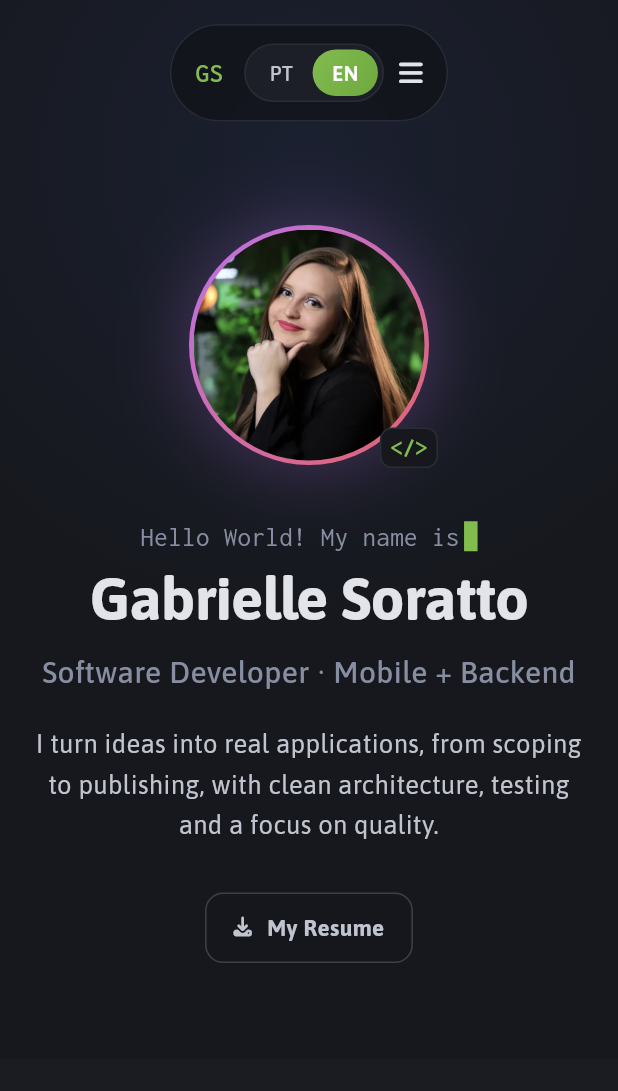
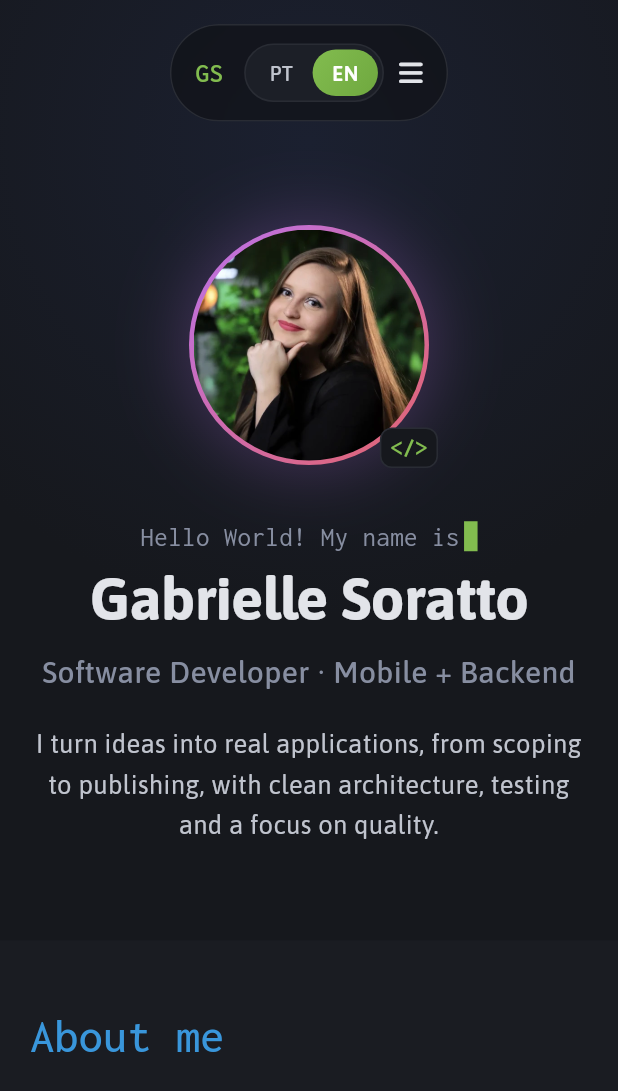
Before and after one commit to GabGFS/portifolio-profissional, a Flutter app: the screen it shows after launch, after a tap on "EN", on a phone screen of 412 x 824 dp. Shown: the top 1091 px of the screen. Run offline on Flutter 3.47's test engine with Material 3 defaults, Android fonts, the phone set to English and light mode, and no system bars; our stand-ins replace flutter_svg, font_awesome_flutter, get, video_player; accounts and stored records are empty.

Commit message:
refactor: cabecalhos enxutos, nova ordem das secoes e curriculo atualizado
SECOES
- Nova ordem: Sobre mim, Meu trabalho, Servicos, Stacks e Contato — com as
  faixas de fundo reatribuidas para o zebrado sobreviver a troca
- Os cinco titulos grandes saem; o kicker assume sozinho a hierarquia, com o
  dobro do corpo (16 para 32) e alinhado a esquerda
- SectionHeader perde o parametro titleKey e o calculo responsivo que so
  existia para ele
- Respiro vertical das secoes reduzido a metade tambem embaixo

SOBRE MIM
- Bio em paragrafo unico, com recuo na primeira linha (via WidgetSpan, ja que
  o Flutter nao tem text-indent)
- Sai o botao de curriculo do hero: eram dois na mesma pagina, e o do "Sobre
  mim" chega depois do contexto que justifica o download

STACKS
- Titulos de grupo e nuvem de chips alinhados a esquerda

GRADES
- UniformGrid substitui o Wrap nas tres secoes com cards (Sobre mim, Meu
  trabalho e Servicos): os itens de uma linha passam a ter a altura do mais
  alto, em vez de cada um se dimensionar sozinho
- Elimina o calculo de largura triplicado que a auditoria havia apontado;
  cada secao mantem seus proprios pontos de quebra e espacamento

CURRICULO
- PDFs PT e EN substituidos pelas versoes de agosto, mantendo os nomes para
  nao alterar codigo nem o nome do arquivo baixado
- Remove assets/cv/, que guardava copias de julho empacotadas no build sem
  que nenhum codigo as lesse — era de onde vinha o curriculo desatualizado

```diff
--- a/lib/core/localization/app_translations.dart
+++ b/lib/core/localization/app_translations.dart
@@ -23,17 +23,14 @@ class AppTranslations extends Translations {
 
     // Sobre
     'about.kicker': 'Sobre mim',
-    'about.title': 'Do mobile ao backend, com arquitetura limpa',
 
     // Skills
     'skills.kicker': 'Stacks',
-    'skills.title': 'Tecnologias que eu uso',
     'skills.subtitle':
         'Foco em Flutter e backend, com base sólida em arquitetura e testes.',
 
     // Projetos
     'projects.kicker': 'Meu trabalho',
-    'projects.title': 'Veja os projetos em destaque',
     'projects.subtitle':
         'Uma seleção de projetos que desenvolvi de ponta a ponta.',
     'projects.featured': 'Destaque',
@@ -53,11 +50,9 @@ class AppTranslations extends Translations {
 
     // Servicos
     'services.kicker': 'Serviços',
-    'services.title': 'Meus serviços',
 
     // Contato
     'contact.kicker': 'Contato',
-    'contact.title': 'Gostou do meu trabalho?',
     'contact.subtitle':
         'Entre em contato ou acompanhe as minhas redes sociais!',
 
@@ -80,17 +75,14 @@ class AppTranslations extends Translations {
 
     // About
     'about.kicker': 'About me',
-    'about.title': 'From mobile to backend, with clean architecture',
 
     // Skills
     'skills.kicker': 'Stack',
-    'skills.title': 'Technologies I work with',
     'skills.subtitle':
         'Focused on Flutter and backend, grounded in architecture and testing.',
 
     // Projects
     'projects.kicker': 'My work',
-    'projects.title': 'Featured projects',
     'projects.subtitle': 'A selection of projects I built end-to-end.',
     'projects.featured': 'Featured',
     'action.code': 'Code',
@@ -109,11 +101,9 @@ class AppTranslations extends Translations {
 
     // Services
     'services.kicker': 'Services',
-    'services.title': 'My services',
 
     // Contact
     'contact.kicker': 'Contact',
-    'contact.title': 'Liked my work?',
     'contact.subtitle': 'Get in touch or follow me on social media!',
 
     // Footer
--- a/lib/features/portfolio/data/datasources/portfolio_local_data_source.dart
+++ b/lib/features/portfolio/data/datasources/portfolio_local_data_source.dart
@@ -72,28 +72,22 @@ class PortfolioLocalDataSourceImpl implements PortfolioLocalDataSource {
         LocalizedText(
           pt: 'Sou desenvolvedora de software com foco em mobile (Flutter) e '
               'backend (Kotlin/Java com Spring Boot, Node.js e .NET). Publiquei '
-              'dois '
-              'apps na Apple App Store com arquitetura distribuída e '
-              'monitoramento de métricas de produto.',
+              'dois apps na Apple App Store com arquitetura distribuída e '
+              'monitoramento de métricas de produto. Tenho muita experiência, '
+              'diversos sites e apps publicados e em funcionamento. Além de '
+              'background em Psicologia e Gestão de Pessoas, o que me dá uma '
+              'visão de produto centrada no usuário. Estruturo cada projeto com '
+              'Clean Architecture, SOLID e POO, sempre com testes automatizados. '
+              'Também tenho inglês avançado (C1).',
           en: 'I am a software developer focused on mobile (Flutter) and '
               'backend (Kotlin/Java with Spring Boot, Node.js and .NET). I '
-              'published two '
-              'apps on the Apple App Store with a distributed architecture and '
-              'product metrics monitoring.',
-        ),
-        LocalizedText(
-          pt: 'Tenho muita experiência, diversos sites e apps publicados e '
-              'em funcionamento. Além de background em Psicologia e Gestão de '
-              'Pessoas, o que me dá uma visão de produto centrada no usuário. '
-              'Estruturo cada projeto com Clean Architecture, SOLID e POO, '
-              'sempre com testes automatizados. Também tenho inglês '
-              'avançado (C1).',
-          en: 'I have extensive experience, with several websites and apps '
-              'published and running. Plus a background in Psychology and '
-              'People Management, which gives me a user-centered product '
-              'mindset. I structure every project with Clean Architecture, '
-              'SOLID and OOP, always with automated tests. I also have '
-              'advanced English (C1).',
+              'published two apps on the Apple App Store with a distributed '
+              'architecture and product metrics monitoring. I have extensive '
+              'experience, with several websites and apps published and '
+              'running. Plus a background in Psychology and People Management, '
+              'which gives me a user-centered product mindset. I structure '
+              'every project with Clean Architecture, SOLID and OOP, always '
+              'with automated tests. I also have advanced English (C1).',
         ),
       ],
       location: LocalizedText(
--- a/lib/features/portfolio/presentation/controllers/portfolio_controller.dart
+++ b/lib/features/portfolio/presentation/controllers/portfolio_controller.dart
@@ -17,7 +17,7 @@ import '../../domain/usecases/get_skill_groups.dart';
 import '../../domain/usecases/get_social_links.dart';
 
 /// Secoes navegaveis da pagina (ancoras de rolagem).
-enum PortfolioSection { home, about, skills, projects, services, contact }
+enum PortfolioSection { home, about, projects, services, skills, contact }
 
 /// ViewModel da tela de portfolio (camada de apresentacao).
 ///
--- a/lib/features/portfolio/presentation/pages/home_page.dart
+++ b/lib/features/portfolio/presentation/pages/home_page.dart
@@ -81,16 +81,16 @@ class _ScrollContent extends StatelessWidget {
               child: const AboutSection(),
             ),
             KeyedSubtree(
-              key: controller.sectionKeys[PortfolioSection.skills],
-              child: const SkillsSection(),
-            ),
-            KeyedSubtree(
               key: controller.sectionKeys[PortfolioSection.projects],
               child: const ProjectsSection(),
             ),
             KeyedSubtree(
               key: controller.sectionKeys[PortfolioSection.services],
               child: const ServicesSection(),
+            ),
+            KeyedSubtree(
+              key: controller.sectionKeys[PortfolioSection.skills],
+              child: const SkillsSection(),
             ),
             KeyedSubtree(
               key: controller.sectionKeys[PortfolioSection.contact],
--- a/lib/features/portfolio/presentation/sections/about_section.dart
+++ b/lib/features/portfolio/presentation/sections/about_section.dart
@@ -10,6 +10,7 @@ import '../widgets/app_buttons.dart';
 import '../widgets/reveal_on_scroll.dart';
 import '../widgets/section_header.dart';
 import '../widgets/section_wrapper.dart';
+import '../widgets/uniform_grid.dart';
 
 /// Secao "Sobre mim": bio justificada em bloco central + numeros de destaque.
 class AboutSection extends StatelessWidget {
@@ -35,8 +36,8 @@ class AboutSection extends StatelessWidget {
         children: <Widget>[
           const RevealOnScroll(
             child: SectionHeader(
+              center: false,
               kickerKey: 'about.kicker',
-              titleKey: 'about.title',
               accent: AppColors.blue,
             ),
           ),
@@ -49,8 +50,15 @@ class AboutSection extends StatelessWidget {
                 children: <Widget>[
                   for (final _LocalizedBio b
                       in _bio(profile, lang)) ...<Widget>[
-                    Text(
-                      b.text,
+                    // O Flutter nao tem text-indent: o recuo da primeira linha
+                    // vem de um espacador inline antes do texto.
+                    Text.rich(
+                      TextSpan(
+                        children: <InlineSpan>[
+                          const WidgetSpan(child: SizedBox(width: 34)),
+                          TextSpan(text: b.text),
+                        ],
+                      ),
                       textAlign: TextAlign.justify,
                       style: AppText.bodyLarge,
                     ),
@@ -94,28 +102,15 @@ class AboutSection extends StatelessWidget {
   }
 
   Widget _stats(DeveloperProfile profile, String lang) {
-    return LayoutBuilder(
-      builder: (BuildContext context, BoxConstraints constraints) {
-        const double gap = 16;
-        final int cols = constraints.maxWidth >= 760 ? 4 : 2;
-        final double width = (constraints.maxWidth - gap * (cols - 1)) / cols;
-        return Wrap(
-          spacing: gap,
-          runSpacing: gap,
-          alignment: WrapAlignment.center,
-          children: <Widget>[
-            for (int i = 0; i < profile.highlights.length; i++)
-              SizedBox(
-                width: width,
-                child: _StatCard(
-                  value: profile.highlights[i].value,
-                  label: profile.highlights[i].label.resolve(lang),
-                  accent: _accents[i % _accents.length],
-                ),
-              ),
-          ],
-        );
-      },
+    return UniformGrid(
+      itemCount: profile.highlights.length,
+      gap: 16,
+      columnsFor: (double maxWidth) => maxWidth >= 760 ? 4 : 2,
+      itemBuilder: (int index, int columns) => _StatCard(
+        value: profile.highlights[index].value,
+        label: profile.highlights[index].label.resolve(lang),
+        accent: _accents[index % _accents.length],
+      ),
     );
   }
 }
--- a/lib/features/portfolio/presentation/sections/contact_section.dart
+++ b/lib/features/portfolio/presentation/sections/contact_section.dart
@@ -39,8 +39,8 @@ class ContactSection extends StatelessWidget {
         children: <Widget>[
           const RevealOnScroll(
             child: SectionHeader(
+              center: false,
               kickerKey: 'contact.kicker',
-              titleKey: 'contact.title',
               subtitleKey: 'contact.subtitle',
               accent: AppColors.purple,
             ),
--- a/lib/features/portfolio/presentation/sections/hero_section.dart
+++ b/lib/features/portfolio/presentation/sections/hero_section.dart
@@ -1,5 +1,4 @@
 import 'package:flutter/material.dart';
-import 'package:font_awesome_flutter/font_awesome_flutter.dart';
 import 'package:get/get.dart';
 
 import '../../../../core/theme/app_colors.dart';
@@ -7,7 +6,6 @@ import '../../../../core/theme/app_typography.dart';
 import '../../../../core/utils/responsive.dart';
 import '../../domain/entities/developer_profile.dart';
 import '../controllers/portfolio_controller.dart';
-import '../widgets/app_buttons.dart';
 import 'nav_bar.dart';
 
 /// Hero centralizado (avatar + intro monospace + nome + curriculo).
@@ -72,12 +70,6 @@ class HeroSection extends StatelessWidget {
                     textAlign: TextAlign.center,
                     style: AppText.bodyLarge,
                   ),
-                ),
-                const SizedBox(height: 32),
-                GhostButton(
-                  label: 'hero.ctaCv'.tr,
-                  icon: FontAwesomeIcons.download,
-                  onTap: c.downloadCv,
                 ),
               ],
             ),
--- a/lib/features/portfolio/presentation/sections/nav_bar.dart
+++ b/lib/features/portfolio/presentation/sections/nav_bar.dart
@@ -16,9 +16,9 @@ import '../widgets/language_toggle.dart';
 const List<(String, PortfolioSection)> kNavItems = <(String, PortfolioSection)>[
   ('nav.home', PortfolioSection.home),
   ('nav.about', PortfolioSection.about),
-  ('nav.skills', PortfolioSection.skills),
   ('nav.projects', PortfolioSection.projects),
   ('nav.services', PortfolioSection.services),
+  ('nav.skills', PortfolioSection.skills),
   ('nav.contact', PortfolioSection.contact),
 ];
 
--- a/lib/features/portfolio/presentation/sections/projects_section.dart
+++ b/lib/features/portfolio/presentation/sections/projects_section.dart
@@ -2,12 +2,12 @@ import 'package:flutter/material.dart';
 import 'package:get/get.dart';
 
 import '../../../../core/theme/app_colors.dart';
-import '../../domain/entities/project.dart';
 import '../controllers/portfolio_controller.dart';
 import '../widgets/project_card.dart';
 import '../widgets/reveal_on_scroll.dart';
 import '../widgets/section_header.dart';
 import '../widgets/section_wrapper.dart';
+import '../widgets/uniform_grid.dart';
 
 /// Secao de projetos (grade responsiva de cards).
 class ProjectsSection extends StatelessWidget {
@@ -19,62 +19,34 @@ class ProjectsSection extends StatelessWidget {
     final String lang = c.languageCode;
 
     return SectionWrapper(
-      background: AppColors.backgroundAlt,
       child: Column(
         crossAxisAlignment: CrossAxisAlignment.center,
         children: <Widget>[
           const RevealOnScroll(
             child: SectionHeader(
+              center: false,
               kickerKey: 'projects.kicker',
-              titleKey: 'projects.title',
               subtitleKey: 'projects.subtitle',
               accent: AppColors.red,
             ),
           ),
           const SizedBox(height: 48),
-          LayoutBuilder(
-            builder: (BuildContext context, BoxConstraints constraints) {
-              const double gap = 22;
-              final int cols = constraints.maxWidth >= 1040
+          UniformGrid(
+            itemCount: c.projects.length,
+            gap: 22,
+            columnsFor: (double maxWidth) => maxWidth >= 1040
                 ? 3
-                  : constraints.maxWidth >= 680
+                : maxWidth >= 680
                     ? 2
-                      : 1;
-              final List<Project> items = c.projects;
-              final List<Widget> rows = <Widget>[];
-              for (int start = 0; start < items.length; start += cols) {
-                final List<Widget> cells = <Widget>[];
-                for (int col = 0; col < cols; col++) {
-                  if (col > 0) cells.add(const SizedBox(width: gap));
-                  final int index = start + col;
-                  cells.add(
-                    Expanded(
-                      child: index < items.length
-                          ? RevealOnScroll(
-                              delay: Duration(milliseconds: 60 * col),
+                    : 1,
+            itemBuilder: (int index, int columns) => RevealOnScroll(
+              delay: Duration(milliseconds: 60 * (index % columns)),
               child: ProjectCard(
-                                project: items[index],
+                project: c.projects[index],
                 languageCode: lang,
                 onLinkTap: c.openProjectLink,
               ),
-                            )
-                          : const SizedBox.shrink(),
             ),
-                  );
-                }
-                if (rows.isNotEmpty) rows.add(const SizedBox(height: gap));
-                // IntrinsicHeight iguala a altura dos cards da mesma linha.
-                rows.add(
-                  IntrinsicHeight(
-                    child: Row(
-                      crossAxisAlignment: CrossAxisAlignment.stretch,
-                      children: cells,
-                    ),
-                  ),
-                );
-              }
-              return Column(children: rows);
-            },
           ),
         ],
       ),
--- a/lib/features/portfolio/presentation/sections/services_section.dart
+++ b/lib/features/portfolio/presentation/sections/services_section.dart
@@ -2,11 +2,11 @@ import 'package:flutter/material.dart';
 import 'package:get/get.dart';
 
 import '../../../../core/theme/app_colors.dart';
-import '../../domain/entities/service_offering.dart';
 import '../controllers/portfolio_controller.dart';
 import '../widgets/reveal_on_scroll.dart';
 import '../widgets/section_header.dart';
 import '../widgets/section_wrapper.dart';
+import '../widgets/uniform_grid.dart';
 import '../widgets/service_card.dart';
 
 /// Secao "Meus servicos".
@@ -19,44 +19,29 @@ class ServicesSection extends StatelessWidget {
     final String lang = c.languageCode;
 
     return SectionWrapper(
+      background: AppColors.backgroundAlt,
       child: Column(
         crossAxisAlignment: CrossAxisAlignment.start,
         children: <Widget>[
           const RevealOnScroll(
             child: SectionHeader(
+              center: false,
               kickerKey: 'services.kicker',
-              titleKey: 'services.title',
               accent: AppColors.yellow,
             ),
           ),
           const SizedBox(height: 44),
-          LayoutBuilder(
-            builder: (BuildContext context, BoxConstraints constraints) {
-              const double gap = 20;
-              final int cols = constraints.maxWidth >= 900
-                  ? 3
-                  : constraints.maxWidth >= 600
-                      ? 2
-                      : 1;
-              final double width =
-                  (constraints.maxWidth - gap * (cols - 1)) / cols;
-              return Wrap(
-                spacing: gap,
-                runSpacing: gap,
-                children: c.services
-                    .asMap()
-                    .entries
-                    .map((MapEntry<int, ServiceOffering> e) => SizedBox(
-                          width: width,
-                          child: RevealOnScroll(
-                            delay: Duration(milliseconds: 70 * (e.key % cols)),
-                            child: ServiceCard(
-                                service: e.value, languageCode: lang),
-                          ),
-                        ))
-                    .toList(),
-              );
-            },
+          UniformGrid(
+            itemCount: c.services.length,
+            columnsFor: (double maxWidth) => maxWidth >= 900
+                ? 3
+                : maxWidth >= 600
+                    ? 2
+                    : 1,
+            itemBuilder: (int index, int columns) => RevealOnScroll(
+              delay: Duration(milliseconds: 70 * (index % columns)),
+              child: ServiceCard(service: c.services[index], languageCode: lang),
+            ),
           ),
         ],
       ),
--- a/lib/features/portfolio/presentation/sections/skills_section.dart
+++ b/lib/features/portfolio/presentation/sections/skills_section.dart
@@ -11,7 +11,8 @@ import '../widgets/section_header.dart';
 import '../widgets/section_wrapper.dart';
 import '../widgets/tech_chip.dart';
 
-/// Stacks como nuvem de chips (com logos de marca), agrupadas por area.
+/// Stacks como nuvem de chips (com logos de marca), agrupadas por area,
+/// tudo alinhado a esquerda.
 class SkillsSection extends StatelessWidget {
   const SkillsSection({super.key});
 
@@ -22,12 +23,12 @@ class SkillsSection extends StatelessWidget {
 
     return SectionWrapper(
       child: Column(
-        crossAxisAlignment: CrossAxisAlignment.center,
+        crossAxisAlignment: CrossAxisAlignment.stretch,
         children: <Widget>[
           const RevealOnScroll(
             child: SectionHeader(
+              center: false,
               kickerKey: 'skills.kicker',
-              titleKey: 'skills.title',
               subtitleKey: 'skills.subtitle',
               accent: AppColors.green,
             ),
@@ -38,6 +39,7 @@ class SkillsSection extends StatelessWidget {
               child: Padding(
                 padding: const EdgeInsets.only(bottom: 30),
                 child: Column(
+                  crossAxisAlignment: CrossAxisAlignment.start,
                   children: <Widget>[
                     Text(
                       group.title.resolve(lang),
@@ -48,7 +50,7 @@ class SkillsSection extends StatelessWidget {
                     ),
                     const SizedBox(height: 16),
                     Wrap(
-                      alignment: WrapAlignment.center,
+                      alignment: WrapAlignment.start,
                       spacing: 10,
                       runSpacing: 10,
                       children:
--- a/lib/features/portfolio/presentation/widgets/portfolio_visuals.dart
+++ b/lib/features/portfolio/presentation/widgets/portfolio_visuals.dart
@@ -3,7 +3,6 @@ import 'package:font_awesome_flutter/font_awesome_flutter.dart';
 
 import '../../../../core/theme/app_colors.dart';
 import '../../domain/entities/project.dart';
-import '../../domain/entities/project.dart' show ProjectLinkType;
 import '../../domain/entities/service_offering.dart';
 import '../../domain/entities/skill_group.dart';
 import '../../domain/entities/social_link.dart';
--- a/lib/features/portfolio/presentation/widgets/section_header.dart
+++ b/lib/features/portfolio/presentation/widgets/section_header.dart
@@ -3,12 +3,13 @@ import 'package:get/get.dart';
 
 import '../../../../core/theme/app_colors.dart';
 import '../../../../core/theme/app_typography.dart';
-import '../../../../core/utils/responsive.dart';
 
-/// Cabecalho de secao centralizado: kicker monospace colorido + titulo Asap.
+/// Cabecalho de secao: kicker monospace colorido e, quando houver, subtitulo.
+///
+/// Com [center] falso o bloco ocupa a largura toda, para que o texto encoste
+/// de fato na margem esquerda em vez de ficar centralizado como um bloco.
 class SectionHeader extends StatelessWidget {
   final String kickerKey;
-  final String titleKey;
   final String? subtitleKey;
   final Color accent;
   final bool center;
@@ -16,7 +17,6 @@ class SectionHeader extends StatelessWidget {
   const SectionHeader({
     super.key,
     required this.kickerKey,
-    required this.titleKey,
     this.subtitleKey,
     this.accent = AppColors.primary,
     this.center = true,
@@ -27,23 +27,18 @@ class SectionHeader extends StatelessWidget {
     final CrossAxisAlignment cross =
         center ? CrossAxisAlignment.center : CrossAxisAlignment.start;
     final TextAlign textAlign = center ? TextAlign.center : TextAlign.start;
-    final double titleSize =
-        Responsive.value<double>(context, mobile: 24, desktop: 30);
-
-    return Column(
+    return SizedBox(
+      width: center ? null : double.infinity,
+      child: Column(
         crossAxisAlignment: cross,
         children: <Widget>[
           Text(kickerKey.tr,
-            style: AppText.kicker.copyWith(color: accent),
+              // Dobro do tamanho base do kicker (16): aqui ele e o unico
+              // titulo da secao, entao carrega sozinho a hierarquia.
+              style: AppText.kicker.copyWith(color: accent, fontSize: 32),
               textAlign: textAlign),
+          if (subtitleKey != null) ...<Widget>[
             const SizedBox(height: 10),
-        Text(
-          titleKey.tr,
-          textAlign: textAlign,
-          style: AppText.h2.copyWith(fontSize: titleSize),
-        ),
-        if (subtitleKey != null) ...<Widget>[
-          const SizedBox(height: 14),
             ConstrainedBox(
               constraints: const BoxConstraints(maxWidth: 620),
               child: Text(subtitleKey!.tr,
@@ -51,6 +46,7 @@ class SectionHeader extends StatelessWidget {
             ),
           ],
         ],
+      ),
     );
   }
 }
--- /dev/null
+++ b/lib/features/portfolio/presentation/widgets/uniform_grid.dart
@@ -0,0 +1,66 @@
+import 'package:flutter/widgets.dart';
+
+/// Grade responsiva em que os itens de uma mesma linha tem sempre a mesma
+/// altura — a do mais alto.
+///
+/// Substitui o `Wrap`, que deixava cada item se dimensionar sozinho e produzia
+/// cards de alturas diferentes lado a lado. O numero de colunas vem de
+/// [columnsFor], para que cada secao mantenha os seus proprios pontos de quebra.
+class UniformGrid extends StatelessWidget {
+  final int itemCount;
+
+  /// Recebe o indice e o numero de colunas em uso (util para escalonar
+  /// animacoes de entrada por posicao na linha).
+  final Widget Function(int index, int columns) itemBuilder;
+
+  final int Function(double maxWidth) columnsFor;
+  final double gap;
+
+  const UniformGrid({
+    super.key,
+    required this.itemCount,
+    required this.itemBuilder,
+    required this.columnsFor,
+    this.gap = 20,
+  });
+
+  @override
+  Widget build(BuildContext context) {
+    if (itemCount == 0) return const SizedBox.shrink();
+    return LayoutBuilder(
+      builder: (BuildContext context, BoxConstraints constraints) {
+        final int columns = columnsFor(constraints.maxWidth).clamp(1, itemCount);
+        final List<Widget> rows = <Widget>[];
+
+        for (int start = 0; start < itemCount; start += columns) {
+          final List<Widget> cells = <Widget>[];
+          for (int column = 0; column < columns; column++) {
+            if (column > 0) cells.add(SizedBox(width: gap));
+            final int index = start + column;
+            cells.add(
+              Expanded(
+                child: index < itemCount
+                    ? itemBuilder(index, columns)
+                    : const SizedBox.shrink(),
+              ),
+            );
+          }
+          if (rows.isNotEmpty) rows.add(SizedBox(height: gap));
+          rows.add(
+            IntrinsicHeight(
+              child: Row(
+                crossAxisAlignment: CrossAxisAlignment.stretch,
+                children: cells,
+              ),
+            ),
+          );
+        }
+
+        return Column(
+          crossAxisAlignment: CrossAxisAlignment.stretch,
+          children: rows,
+        );
+      },
+    );
+  }
+}
--- a/pubspec.yaml
+++ b/pubspec.yaml
@@ -41,7 +41,6 @@ flutter:
 
   assets:
     - assets/images/
-    - assets/cv/
     - assets/icons/
     - assets/videos/
 
```
Also changed, not shown: 4 other files. Lines whose indentation alone changed are shown as unchanged.
